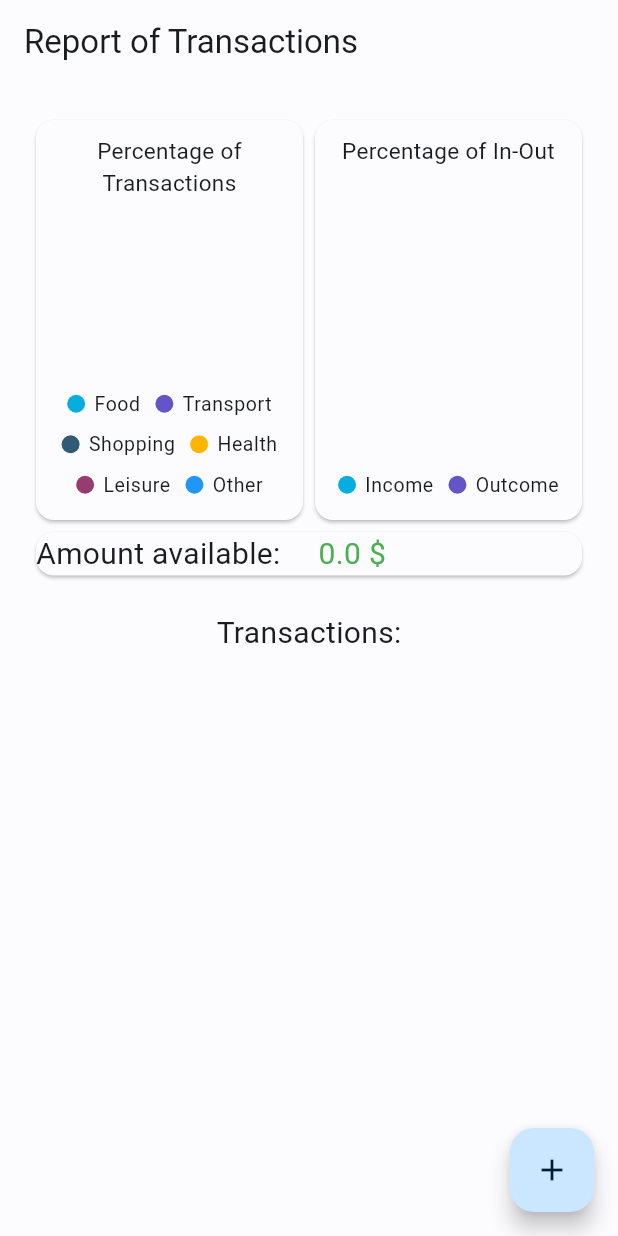
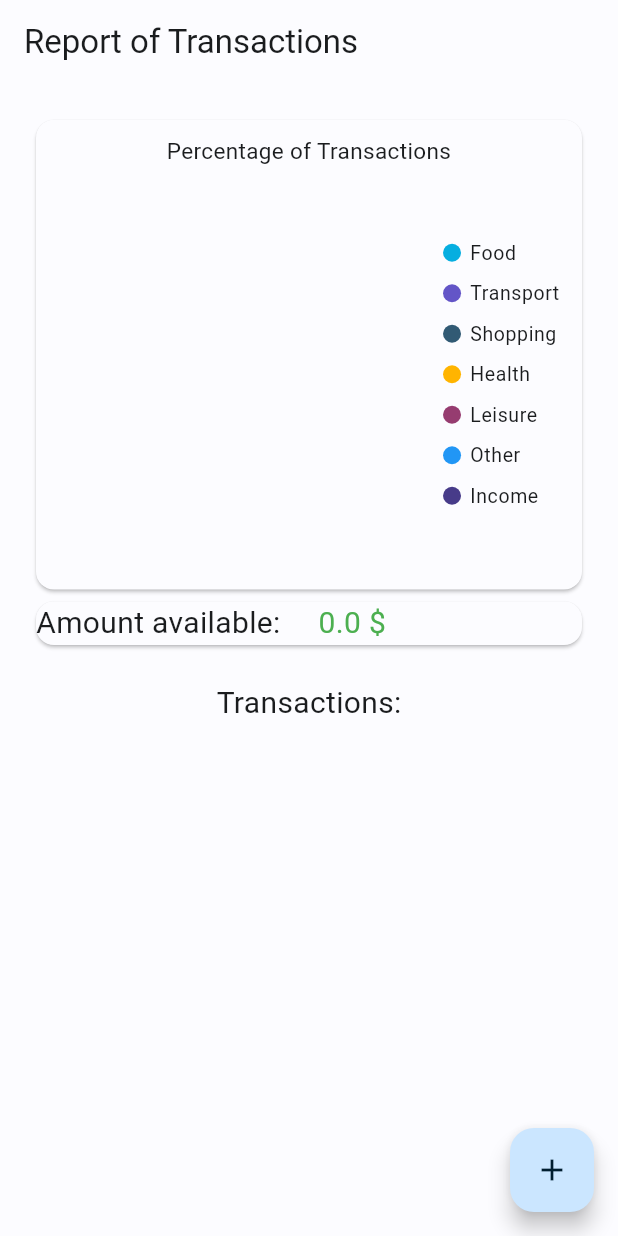
Before and after one commit to Sproc01/my_finance, a Flutter app: the screen it shows after launch, on a phone screen of 412 x 824 dp. Run offline on Flutter 3.47's test engine with Material 3 defaults, Android fonts, the phone set to English and light mode, and no system bars; our stand-ins replace shared_preferences, syncfusion_flutter_charts.

Commit message:
interface changes

```diff
--- a/lib/screens/homePage.dart
+++ b/lib/screens/homePage.dart
@@ -22,32 +22,33 @@ class homePage extends StatelessWidget {
         padding: const EdgeInsets.only(bottom: 20.0, top: 20.0, left: 20.0, right: 20.0),
         child: Column(
           children: [
-            Row(
-              children: <Widget>[
                 Flexible(
                   child: SizedBox(
-                    height: MediaQuery.of(context).size.height/3,
-                    width: MediaQuery.of(context).size.width/2,
+                    height: MediaQuery.of(context).size.height/2,
+                    width: MediaQuery.of(context).size.width,
                     child: Card(
                       child: Consumer<Wallet>(
                         builder: (context, wallet, child){
                           List<DataChart> data = [
-                              DataChart('Food', wallet.percentageOut(TypeTransaction.Food)),
-                              DataChart('Transport', wallet.percentageOut(TypeTransaction.Transport)),
-                              DataChart('Shopping', wallet.percentageOut(TypeTransaction.Shopping)),
-                              DataChart('Health', wallet.percentageOut(TypeTransaction.Health)),
-                              DataChart('Leisure', wallet.percentageOut(TypeTransaction.Leisure)),
-                              DataChart('Other', wallet.percentageOut(TypeTransaction.Other)),
+                              DataChart('Food', wallet.percentage(TypeTransaction.Food)),
+                              DataChart('Transport', wallet.percentage(TypeTransaction.Transport)),
+                              DataChart('Shopping', wallet.percentage(TypeTransaction.Shopping)),
+                              DataChart('Health', wallet.percentage(TypeTransaction.Health)),
+                              DataChart('Leisure', wallet.percentage(TypeTransaction.Leisure)),
+                              DataChart('Other', wallet.percentage(TypeTransaction.Other)),
+                              DataChart('Income', wallet.percentage(TypeTransaction.Income))
                             ];
                           return SfCircularChart(
                             title: const ChartTitle(text: 'Percentage of Transactions'),
+                            legend: const Legend(isVisible: true, overflowMode: LegendItemOverflowMode.wrap, position: LegendPosition.right),
                             tooltipBehavior: TooltipBehavior(enable: true),
-                            legend: const Legend(isVisible: true, overflowMode: LegendItemOverflowMode.wrap),
                             series: <CircularSeries<DataChart, String>>[
                               DoughnutSeries<DataChart, String>(
                                   dataSource: data,
                                   xValueMapper: (DataChart el, _) => el.x,
                                   yValueMapper: (DataChart el, _) => el.y,
+                                  dataLabelMapper: (DataChart el, _) => el.x,
+                                  enableTooltip: true,
                                   name: 'Chart')
                             ],
                           );
@@ -56,38 +57,6 @@ class homePage extends StatelessWidget {
                     )
                   )
                 ),
-                Flexible(
-                  child: SizedBox(
-                    height: MediaQuery.of(context).size.height/3,
-                    width: MediaQuery.of(context).size.width/2,
-                    child: Card(
-                      child: Consumer<Wallet>(
-                        builder: (context, wallet, child){
-                          List<double> values=wallet.percentageIn();
-                          List<DataChart> data = [
-                              DataChart('Income', values[0]),
-                              DataChart('Outcome', values[1]),
-                            ];
-                          return SfCircularChart(
-                            title: const ChartTitle(text: 'Percentage of In-Out'),
-                            tooltipBehavior: TooltipBehavior(enable: true),
-                            legend: const Legend(isVisible: true, overflowMode: LegendItemOverflowMode.wrap),
-                            series: <CircularSeries<DataChart, String>>[
-                              DoughnutSeries<DataChart, String>(
-                                  dataSource: data,
-                                  xValueMapper: (DataChart el, _) => el.x,
-                                  yValueMapper: (DataChart el, _) => el.y,
-                                  name: 'Chart')
-                            ],
-                          );
-                        }
-                      ),
-                    )
-                  )
-                ),
-              ],
-            ),
-
             Card(
               child: Row(
                 children: <Widget>[
--- a/lib/src/Wallet.dart
+++ b/lib/src/Wallet.dart
@@ -33,7 +33,7 @@ class Wallet extends ChangeNotifier
     notifyListeners();
   }
 
-  double percentageOut(TypeTransaction type){
+  double percentage(TypeTransaction type){
     double totalType = 0;
     for (var transaction in transactions) {
       if (transaction.type == type) {
@@ -43,20 +43,6 @@ class Wallet extends ChangeNotifier
     return totalType;
   }
 
-  List<double> percentageIn(){
-    double totalOut = 0;
-    double totalIn = 0;
-    for (var transaction in transactions) {
-      if(transaction.type == TypeTransaction.Income){
-        totalIn += transaction.amount;
-      }
-      else{
-        totalOut += transaction.amount;
-      }
-    }
-    return [totalIn, totalOut];
-  }
-
   addToSF() async {
     SharedPreferences prefs = await SharedPreferences.getInstance();
     prefs.setString('wallet', Transaction.encode(transactions));
```
